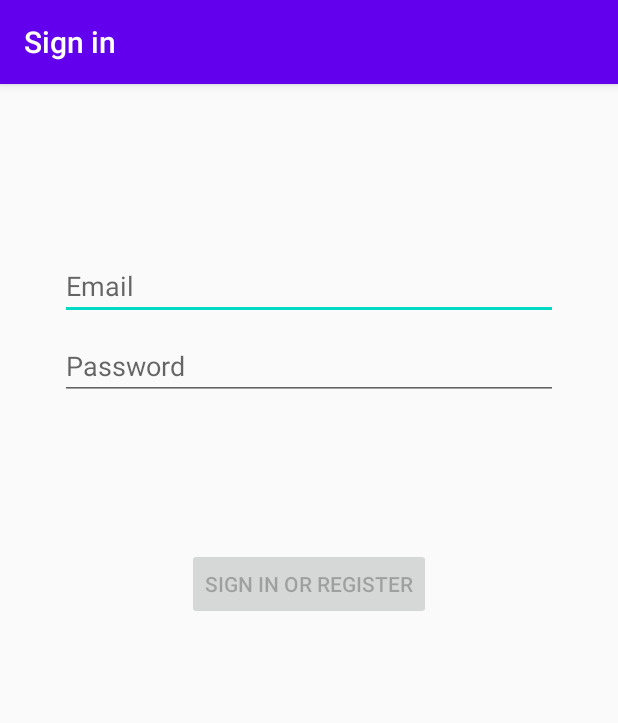
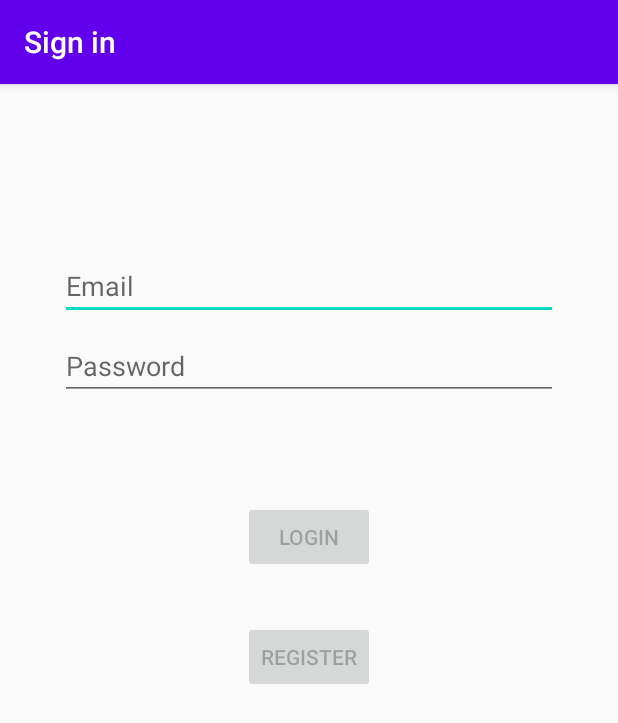
Before and after one commit to iamwalter/Askit, an Android app: the screen it shows after launch (LoginActivity), on a phone screen of 412 x 824 dp. Shown: the top 723 px of the screen. Run offline under Robolectric (Android 15) with nearby library versions, the phone set to English and light mode, and no system bars; our stand-ins replace Firebase (no records; nobody signed in at launch, a user with empty details on screens opened directly), navigation-ui.

Commit message:
added logout and login

```diff
--- a/app/src/main/java/com/example/askanything/MainActivity.kt
+++ b/app/src/main/java/com/example/askanything/MainActivity.kt
@@ -33,7 +33,9 @@ class MainActivity : AppCompatActivity() {
 
         if (currentUser == null) {
             // navigate to create user/login
-            startActivity(Intent(this, LoginActivity::class.java))
+            val loginIntent = Intent(this, LoginActivity::class.java)
+            loginIntent.setFlags(Intent.FLAG_ACTIVITY_NO_HISTORY)
+            startActivity(loginIntent)
         } else {
             initNavigation()
         }
--- a/app/src/main/java/com/example/askanything/fragments/HomeFragment.kt
+++ b/app/src/main/java/com/example/askanything/fragments/HomeFragment.kt
@@ -1,16 +1,16 @@
 package com.example.askanything.fragments
 
+import android.content.Intent
 import android.os.Bundle
 import android.view.*
 import androidx.fragment.app.Fragment
-import android.widget.Button
 import androidx.lifecycle.Observer
 import androidx.lifecycle.ViewModelProvider
-import androidx.navigation.fragment.findNavController
+import com.example.askanything.MainActivity
 import com.example.askanything.QuestionViewModel
 import com.example.askanything.R
+import com.example.askanything.login.LoginActivity
 import kotlinx.android.synthetic.main.fragment_home.*
-import kotlinx.android.synthetic.main.fragment_question.*
 
 /**
  * A simple [Fragment] subclass as the default destination in the navigation.
@@ -43,7 +43,10 @@ class HomeFragment : Fragment() {
 
     override fun onOptionsItemSelected(item: MenuItem): Boolean {
         when (item.itemId) {
-            R.id.logout -> viewModel.logout()
+            R.id.logout -> {
+                viewModel.logout()
+                requireActivity().finish()
+            }
         }
 
         return super.onOptionsItemSelected(item)
--- a/app/src/main/java/com/example/askanything/login/LoginActivity.kt
+++ b/app/src/main/java/com/example/askanything/login/LoginActivity.kt
@@ -27,7 +27,8 @@ class LoginActivity : AppCompatActivity() {
 
         loginViewModel.email.observe(this, Observer { email ->
             loginViewModel.password.observe(this, Observer { password ->
-                btnLogin.isEnabled = (email.isNotBlank() && password.isNotBlank())
+                btnRegister.isEnabled = (email.isNotBlank() && password.isNotBlank())
+                btnLogin.isEnabled = btnRegister.isEnabled
             })
         })
 
@@ -38,6 +39,7 @@ class LoginActivity : AppCompatActivity() {
 
         loginViewModel.success.observe(this, Observer { success ->
             if (success) {
+                loginViewModel.reset()
                 finish()
             }
         })
@@ -53,8 +55,11 @@ class LoginActivity : AppCompatActivity() {
         }
 
         btnLogin.setOnClickListener {
+            loginViewModel.login()
+        }
+
+        btnRegister.setOnClickListener {
             loginViewModel.createAccount()
         }
     }
-
 }
--- a/app/src/main/java/com/example/askanything/login/LoginViewModel.kt
+++ b/app/src/main/java/com/example/askanything/login/LoginViewModel.kt
@@ -16,6 +16,10 @@ class LoginViewModel() : ViewModel() {
     var success = MutableLiveData<Boolean>()
     var error = MutableLiveData<String>()
 
+    init {
+        reset()
+    }
+
     fun createAccount() {
         auth.createUserWithEmailAndPassword(email.value.toString(), password.value.toString())
             .addOnCompleteListener {
@@ -24,5 +28,22 @@ class LoginViewModel() : ViewModel() {
             .addOnFailureListener {
                 error.value = it.message
             }
-        }
+    }
+
+    fun login() {
+        auth.signInWithEmailAndPassword(email.value.toString(), password.value.toString())
+            .addOnCompleteListener {
+                success.value = it.isSuccessful
+            }
+            .addOnFailureListener {
+                error.value = it.message
+            }
+    }
+
+    fun reset() {
+        email.value = ""
+        password.value =""
+        success.value = false
+        error.value = ""
+    }
 }
--- a/app/src/main/res/layout/activity_login.xml
+++ b/app/src/main/res/layout/activity_login.xml
@@ -44,21 +44,18 @@
         app:layout_constraintTop_toBottomOf="@+id/etEmail" />
 
     <Button
-        android:id="@+id/btnLogin"
+        android:id="@+id/btnRegister"
         android:layout_width="wrap_content"
         android:layout_height="wrap_content"
         android:layout_gravity="start"
         android:layout_marginStart="48dp"
-        android:layout_marginTop="16dp"
+        android:layout_marginTop="32dp"
         android:layout_marginEnd="48dp"
-        android:layout_marginBottom="64dp"
         android:enabled="false"
-        android:text="@string/action_sign_in"
-        app:layout_constraintBottom_toBottomOf="parent"
+        android:text="Register"
         app:layout_constraintEnd_toEndOf="parent"
         app:layout_constraintStart_toStartOf="parent"
-        app:layout_constraintTop_toBottomOf="@+id/etPassword"
-        app:layout_constraintVertical_bias="0.2" />
+        app:layout_constraintTop_toBottomOf="@+id/btnLogin" />
 
     <ProgressBar
         android:id="@+id/loading"
@@ -88,4 +85,15 @@
         app:layout_constraintEnd_toEndOf="parent"
         app:layout_constraintStart_toStartOf="parent"
         app:layout_constraintTop_toBottomOf="@+id/etPassword" />
+
+    <Button
+        android:id="@+id/btnLogin"
+        android:layout_width="wrap_content"
+        android:layout_height="wrap_content"
+        android:layout_marginTop="32dp"
+        android:enabled="false"
+        android:text="Login"
+        app:layout_constraintEnd_toEndOf="parent"
+        app:layout_constraintStart_toStartOf="parent"
+        app:layout_constraintTop_toBottomOf="@+id/tvErrorMessage" />
 </androidx.constraintlayout.widget.ConstraintLayout>
```
